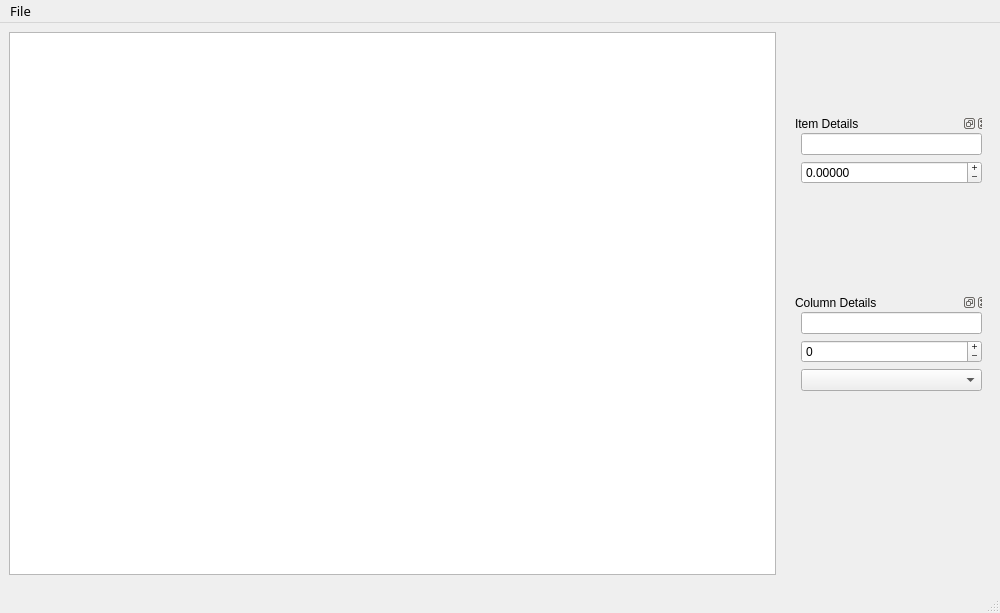
supersliser/QTDecisionMaker, file ui/tableviewerwindow.ui: the form before one commit.
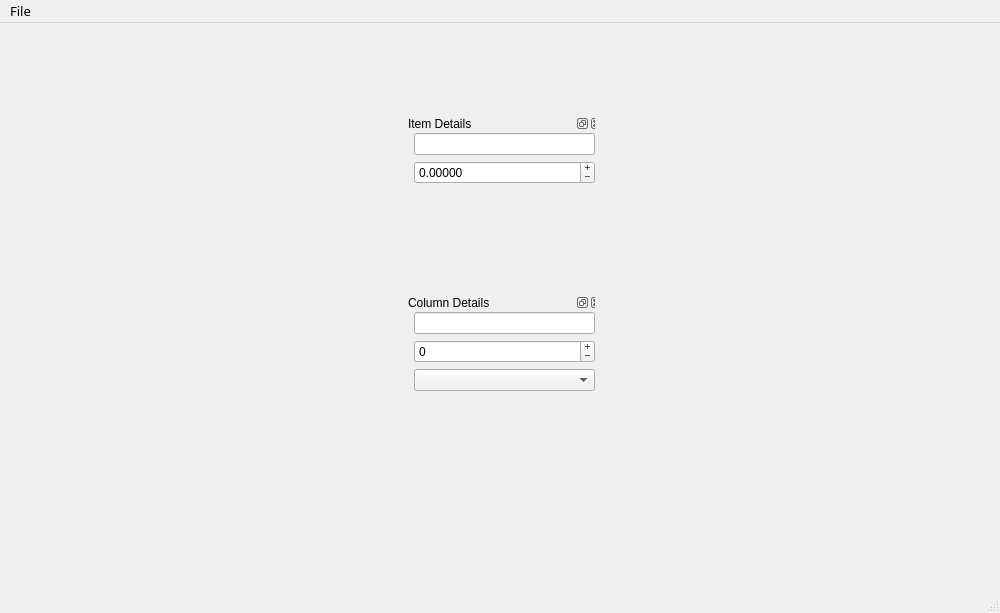
The form after the commit.

The edit to the form file:
```diff
--- a/ui/tableviewerwindow.ui
+++ b/ui/tableviewerwindow.ui
@@ -49,15 +49,7 @@
       <enum>QLayout::SizeConstraint::SetDefaultConstraint</enum>
      </property>
      <item>
-      <layout class="QVBoxLayout" name="TableContainer">
-       <item>
-        <widget class="QTableWidget" name="DataTable">
-         <property name="editTriggers">
-          <set>QAbstractItemView::EditTrigger::AllEditTriggers</set>
-         </property>
-        </widget>
-       </item>
-      </layout>
+      <layout class="QVBoxLayout" name="TableContainer"/>
      </item>
      <item>
       <widget class="QFrame" name="verticalFrame">
@@ -143,7 +135,7 @@
           <property name="maximumSize">
            <size>
             <width>200</width>
-            <height>100</height>
+            <height>200</height>
            </size>
           </property>
           <property name="windowTitle">
```
